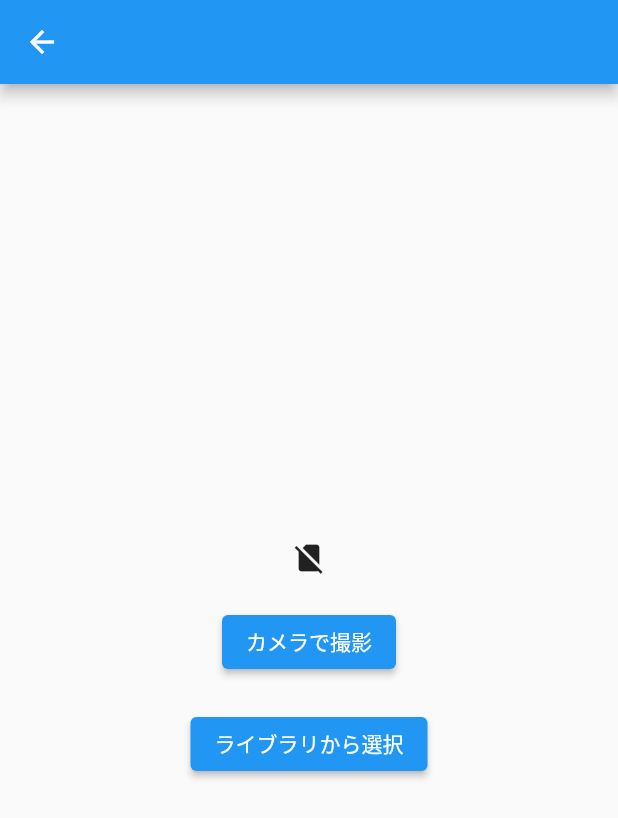
After one commit to trainshogi/shogi_movie_flutter, a Flutter app: the PieceSelect screen opened directly, after a tap on "変更", on a phone screen of 412 x 824 dp. The commit adds this screen. Shown: the top 818 px of the screen. Run offline on Flutter 3.47's test engine with Material 2 defaults, Android fonts, the phone set to English and light mode, and no system bars; our stand-ins replace image_picker.

Commit message:
add upsert page

```diff
--- a/lib/piece_select.dart
+++ b/lib/piece_select.dart
@@ -1,5 +1,6 @@
 import 'package:flutter/cupertino.dart';
 import 'package:flutter/material.dart';
+import 'package:shogi_movie_flutter/piece_upsert.dart';
 
 class PieceSelect extends StatefulWidget {
   const PieceSelect({Key? key}) : super(key: key);
@@ -32,6 +33,22 @@ class _PieceSelectState extends State<PieceSelect> {
               ),
               onPressed: () {},
             ),
+            ElevatedButton(
+              child: const Text('変更'),
+              style: ElevatedButton.styleFrom(
+                primary: Colors.blueAccent,
+                onPrimary: Colors.white,
+                shape: RoundedRectangleBorder(
+                  borderRadius: BorderRadius.circular(10),
+                ),
+              ),
+              onPressed: () {
+                Navigator.push(
+                  context,
+                  MaterialPageRoute(builder: (context) => const PieceUpsert()),
+                );
+              },
+            ),
           ]
         ),
       )
--- /dev/null
+++ b/lib/piece_upsert.dart
@@ -0,0 +1,75 @@
+import 'dart:io';
+
+import 'package:flutter/cupertino.dart';
+import 'package:flutter/material.dart';
+import 'package:image_picker/image_picker.dart';
+
+import 'file_controller.dart';
+
+class PieceUpsert extends StatefulWidget {
+  const PieceUpsert({Key? key}) : super(key: key);
+
+  @override
+  _PieceUpsertState createState() => _PieceUpsertState();
+}
+
+class _PieceUpsertState extends State<PieceUpsert> {
+
+  String pieceNameJapanese = "歩";
+  File? imageFile;
+
+  void _getAndSaveImageFromDevice(ImageSource source) async {
+    // 撮影/選択したFileが返ってくる
+    final ImagePicker _picker = ImagePicker();
+    var imageFile = await _picker.pickImage(source: source);
+    // 撮影せずに閉じた場合はnullになる
+    if (imageFile == null) {
+      return;
+    }
+
+    var savedFile = await FileController.saveLocalImage(imageFile, 'fu.jpg'); //追加
+
+    setState(() {
+      // this.imageFile = imageFile;
+      this.imageFile = savedFile; //変更
+    });
+  }
+
+  @override
+  Widget build(BuildContext context) {
+    return Scaffold(
+      appBar: AppBar(),
+      body: Center(
+        child: Container(
+          alignment: Alignment.center,
+          child: Column(
+            crossAxisAlignment: CrossAxisAlignment.center,
+            mainAxisAlignment: MainAxisAlignment.center,
+            children: [
+              Padding(
+                padding: const EdgeInsets.all(10),
+                child: (imageFile == null)
+                    ? const Icon(Icons.no_sim)
+                    : Image.memory(imageFile!.readAsBytesSync()),
+              ),
+              Container(
+                padding: const EdgeInsets.all(10.0),
+                child: ElevatedButton(
+                  child: const Text('カメラで撮影'),
+                  onPressed: () {
+                    _getAndSaveImageFromDevice(ImageSource.camera); // New Line
+                  },
+                )),
+              Container(
+                padding: const EdgeInsets.all(10.0),
+                child: ElevatedButton(
+                  child: const Text('ライブラリから選択'),
+                  onPressed: () {},
+                )),
+            ],
+          ),
+        )
+      )
+    );
+  }
+}
--- a/pubspec.yaml
+++ b/pubspec.yaml
@@ -34,6 +34,7 @@ dependencies:
   # The following adds the Cupertino Icons font to your application.
   # Use with the CupertinoIcons class for iOS style icons.
   cupertino_icons: ^1.0.2
+  image_picker: ^0.8.3+2
   path_provider: ^2.0.2
 
 dev_dependencies:
```
Also changed, not shown: lib/file_controller.dart (+9 -1 lines), pubspec.lock.
